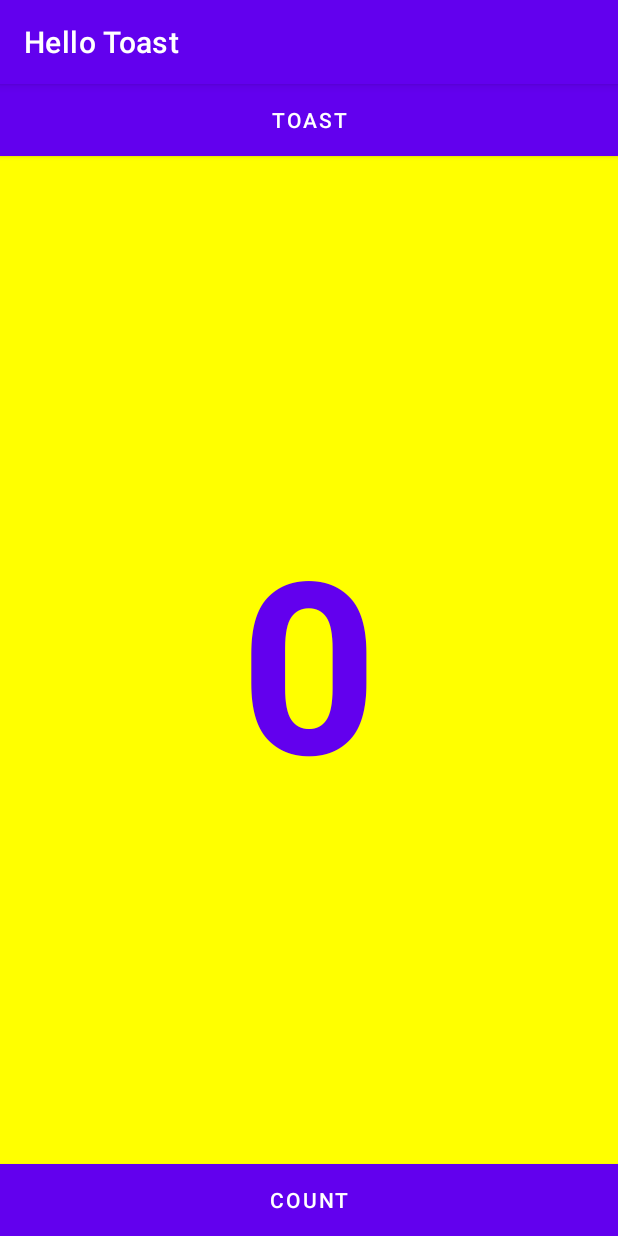
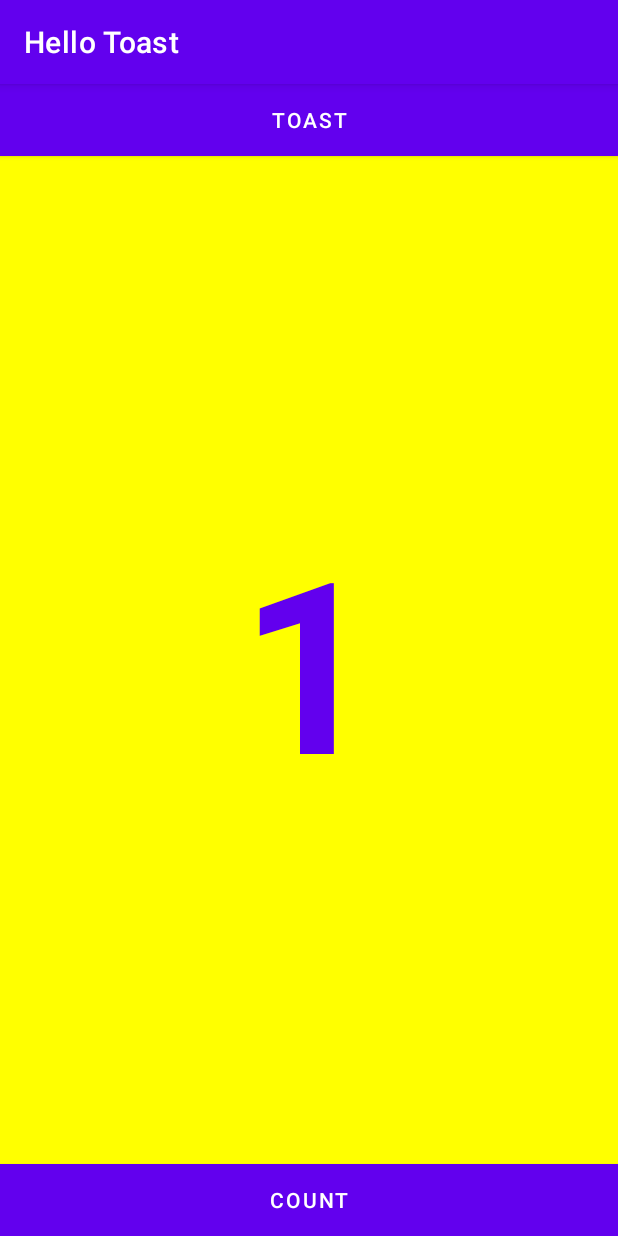
Before and after one commit to ahmed-razic/AndroidFundamentals_HelloToast, an Android app: the screen it shows after launch (MainActivity), on a phone screen of 412 x 824 dp. Run offline under Robolectric (Android 15) with nearby library versions, the phone set to English and light mode, and no system bars.

```diff
--- a/app/src/main/java/com/example/android/androidfundamentals/MainActivity.java
+++ b/app/src/main/java/com/example/android/androidfundamentals/MainActivity.java
@@ -4,17 +4,39 @@ import androidx.appcompat.app.AppCompatActivity;
 
 import android.os.Bundle;
 import android.util.Log;
+import android.view.View;
+import android.widget.TextView;
+import android.widget.Toast;
 
 public class MainActivity extends AppCompatActivity {
+
+    private int mCount = 0;
+    private TextView mShowCount;
 
     @Override
     protected void onCreate(Bundle savedInstanceState) {
         super.onCreate(savedInstanceState);
         setContentView(R.layout.activity_main);
 
+        mShowCount = findViewById(R.id.show_count);
+
+        countUp(mShowCount);
+
         Log.i("MainActivity", "This is a I message");
-/*        Log.d("MainActivity", "This is a D message");
+        Log.d("MainActivity", "This is a D message");
         Log.w("MainActivity", "This is a E message");
-        Log.e("MainActivity", "This is a W message");*/
+        Log.e("MainActivity", "This is a W message");
+    }
+
+    public void showToast(View view) {
+        Toast toast = Toast.makeText(this, R.string.toast_message, Toast.LENGTH_LONG);
+        toast.show();
+    }
+
+    public void countUp(View view) {
+        mCount++;
+        if(view != null){
+            mShowCount.setText(Integer.toString(mCount));
+        }
     }
 }
--- a/app/src/main/res/layout/activity_main.xml
+++ b/app/src/main/res/layout/activity_main.xml
@@ -15,7 +15,8 @@
         android:textColor="@color/white"
         app:layout_constraintEnd_toEndOf="parent"
         app:layout_constraintStart_toStartOf="parent"
-        app:layout_constraintTop_toTopOf="parent" />
+        app:layout_constraintTop_toTopOf="parent"
+        android:onClick="showToast"/>
 
     <Button
         android:id="@+id/button_count"
@@ -26,15 +27,17 @@
         android:textColor="@color/white"
         app:layout_constraintBottom_toBottomOf="parent"
         app:layout_constraintEnd_toEndOf="parent"
-        app:layout_constraintStart_toStartOf="parent" />
+        app:layout_constraintStart_toStartOf="parent"
+        android:onClick="countUp"/>
 
     <TextView
-        android:id="@+id/textView"
+        android:id="@+id/show_count"
         android:layout_width="0dp"
         android:layout_height="0dp"
         android:background="#FFFF00"
         android:gravity="center"
         android:text="@string/initial_count_value"
+        android:textAlignment="center"
         android:textColor="@color/purple_500"
         android:textSize="160sp"
         android:textStyle="bold"
```
